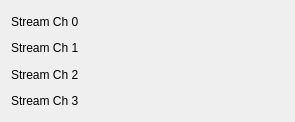
The window that new_look/streams_info.ui (cristinasewell/ATCA_PyDM_Screens) describes before a commit, drawn with Qt 5.
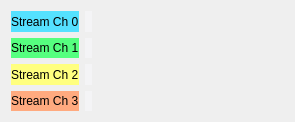
The same window after the commit. Custom widgets are drawn as their Qt base class.

Commit message: WIP - changed the colors a bit and added RTM macro

Diff of the .ui file:
```diff
--- a/new_look/streams_info.ui
+++ b/new_look/streams_info.ui
@@ -14,11 +14,167 @@
    <string>Form</string>
   </property>
   <property name="styleSheet">
-   <string notr="true"/>
+   <string notr="true">/* Background color of popup-list.*/ 
+QComboBox QListView{
+    background-color:white;
+    border:1px solid gray;
+}
+/* Needed to complete the rule set. */
+QComboBox::item:alternate {
+    background: white;
+}
+/* Color of the selected list item. */
+QComboBox::item:selected {
+    border: 1px solid transparent;
+    background:yellow;
+}
+/* Indicator will shine through the label text if you don't make it hidden. */
+QComboBox::indicator{
+    background-color:transparent;
+    selection-background-color:transparent;
+    color:transparent;
+    selection-color:transparent;
+}
+
+QFrame{
+  background-color: rgb(244,244,246)
+}
+
+QPushButton {
+    background-color: rgb(133,152,159);
+    border-color: rgb(206,213,216) rgb(57,96,73) rgb(57,96,73) rgb(206,213,216);
+    border-style: outset;
+    border-radius: 1px;
+    border-width: 2px; 
+    padding: 3px;
+}
+QPushButton:hover {
+   background-color: rgb(113,122,129);
+}
+QPushButton:pressed {
+    background-color: rgb(178,190,194);
+    border-style: inset;
+    border-width: 2px;
+	border-color: rgb(112,134,142) rgb(229,233,235) rgb(239,233,235) rgb(112,134,142);
+}
+QPushButton:checked{
+    background-color: rgb(178,190,194);
+    border-style: inset;
+    border-width: 2px;
+	border-color:  rgb(112,134,142) rgb(229,233,235) rgb(239,233,235) rgb(112,134,142);
+}
+QLineEdit {
+  background-color: rgb(218,223,230);
+  border-color: rgb(66,77,96);
+  border-style: inset;
+  border-width: 2px 1px 1px 2px;
+}
+PyDMLabel {
+  background-color: rgb(189,197,205);
+}
+
+ QTabWidget::pane {
+    border: 1px solid black;
+    background: white;
+}
+
+QTabWidget::tab-bar:top {
+    top: 1px;
+}
+
+QTabWidget::tab-bar:bottom {
+    bottom: 1px;
+}
+
+QTabWidget::tab-bar:left {
+    right: 1px;
+}
+
+QTabWidget::tab-bar:right {
+    left: 1px;
+}
+
+QTabBar::tab {
+    border: 1px solid black;
+}
+
+QTabBar::tab:selected {
+    background: rgb(220,229,236);
+}
+
+QTabBar::tab:!selected {
+    background: rgb(132,165,190);
+}
+
+QTabBar::tab:!selected:hover {
+    background: rgb(120,153,178);
+}
+
+QTabBar::tab:top:!selected {
+    margin-top: 3px;
+}
+
+QTabBar::tab:bottom:!selected {
+    margin-bottom: 3px;
+}
+
+QTabBar::tab:top, QTabBar::tab:bottom {
+    min-width: 6ex;
+    margin-right: -1px;
+    padding: 4px 8px 4px 8px;
+	border-radius: 2px;
+}
+
+QTabBar::tab:top:selected {
+    border-bottom-color: none;
+}
+
+QTabBar::tab:bottom:selected {
+    border-top-color: none;
+}
+
+QTabBar::tab:top:last, QTabBar::tab:bottom:last,
+QTabBar::tab:top:only-one, QTabBar::tab:bottom:only-one {
+    margin-right: 0;
+}
+
+QTabBar::tab:left:!selected {
+    margin-right: 3px;
+}
+
+QTabBar::tab:right:!selected {
+    margin-left: 3px;
+}
+
+QTabBar::tab:left, QTabBar::tab:right {
+    min-height: 6ex;
+    margin-bottom: -1px;
+    padding: 8px 5px 8px 5px;
+	border-radius: 2px;
+}
+
+QTabBar::tab:left:selected {
+    border-left-color: none;
+}
+
+QTabBar::tab:right:selected {
+    border-right-color: none;
+}
+
+QTabBar::tab:left:last, QTabBar::tab:right:last,
+QTabBar::tab:left:only-one, QTabBar::tab:right:only-one {
+    margin-bottom: 0;
+}</string>
   </property>
   <layout class="QGridLayout" name="gridLayout">
    <item row="0" column="1">
     <widget class="QLabel" name="label">
+     <property name="styleSheet">
+      <string notr="true">QLabel {
+  background-color: rgb(85,225,255);
+}
+</string>
+     </property>
      <property name="text">
       <string>Stream Ch 0</string>
      </property>
@@ -45,6 +201,11 @@
    </item>
    <item row="2" column="1">
     <widget class="QLabel" name="label_3">
+     <property name="styleSheet">
+      <string notr="true">QLabel{
+  background-color: rgb(255,255,127);
+}</string>
+     </property>
      <property name="text">
       <string>Stream Ch 2</string>
      </property>
@@ -52,6 +213,11 @@
    </item>
    <item row="1" column="1">
     <widget class="QLabel" name="label_2">
+     <property name="styleSheet">
+      <string notr="true">QLabel {
+  background-color: rgb(85,255,127);
+}</string>
+     </property>
      <property name="text">
       <string>Stream Ch 1</string>
      </property>
@@ -78,6 +244,11 @@
    </item>
    <item row="3" column="1">
     <widget class="QLabel" name="label_4">
+     <property name="styleSheet">
+      <string notr="true">QLabel {
+  background-color: rgb(255,170,127);
+}</string>
+     </property>
      <property name="text">
       <string>Stream Ch 3</string>
      </property>
```
The commit also changes 10 other files.
